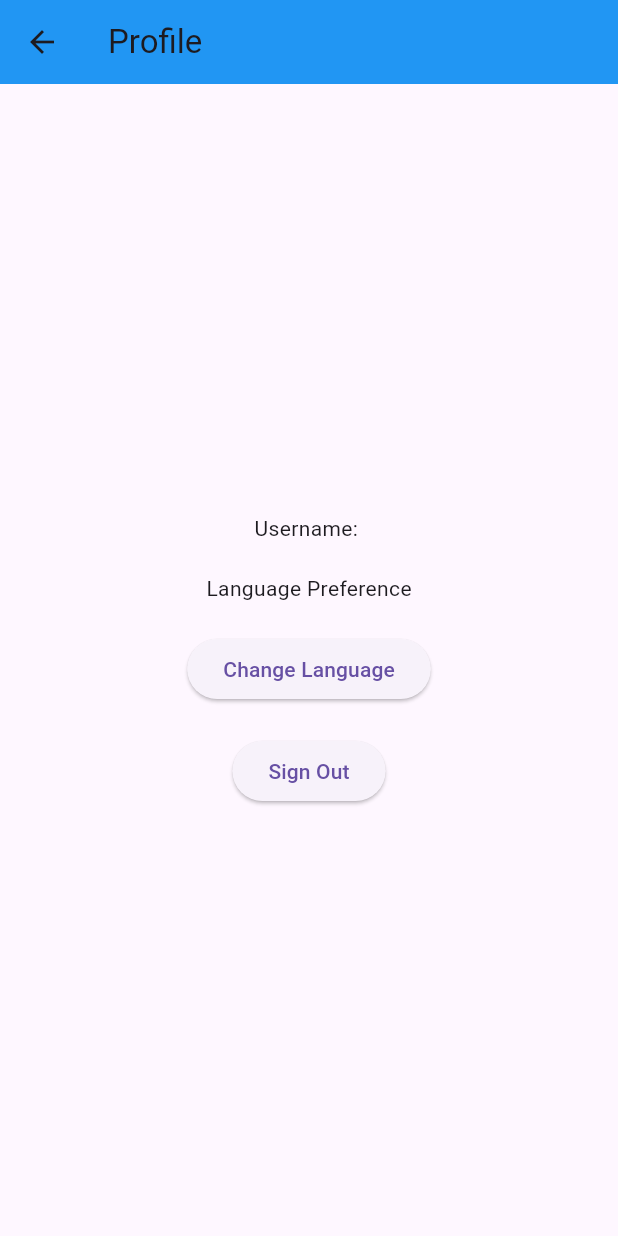
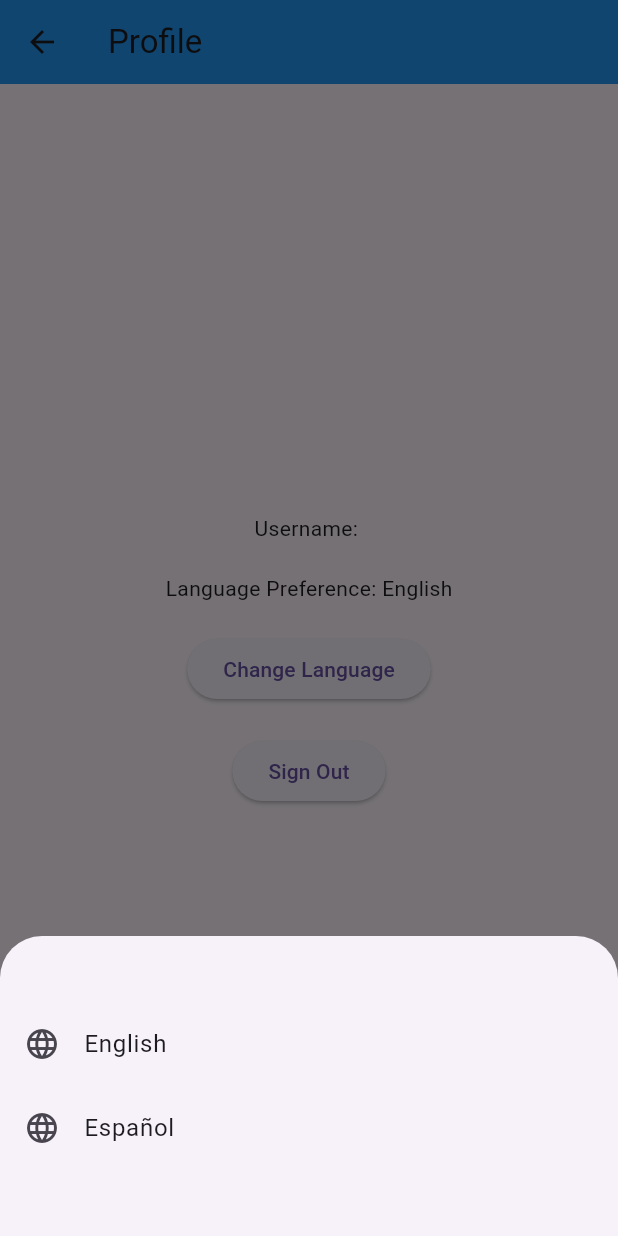
Before and after one commit to Suraj-Prakash-Singh/Book-Buddy, a Flutter app: the ProfilePage screen opened directly, after a tap on "Change Language", on a phone screen of 412 x 824 dp. Run offline on Flutter 3.47's test engine with Material 3 defaults, Android fonts, the phone set to English and light mode, and no system bars; our stand-ins replace shared_preferences; accounts and stored records are empty; generated files the repository leaves out were written again.

```diff
--- /dev/null
+++ b/I10n.yaml
@@ -0,0 +1,3 @@
+arb-dir: lib/l10n
+template-arb-file: app_en.arb
+output-localization-file: app_localizations.dart
--- /dev/null
+++ b/lib/l10n/app_es.arb
@@ -0,0 +1,3 @@
+{
+    "languagePreference": "Español"
+}
--- /dev/null
+++ b/lib/language_provider.dart
@@ -0,0 +1,12 @@
+import 'package:flutter/material.dart';
+
+class LanguageProvider extends ChangeNotifier {
+  Locale _currentLocale = Locale('en', '');
+
+  Locale get currentLocale => _currentLocale;
+
+  void setLocale(Locale locale) {
+    _currentLocale = locale;
+    notifyListeners();
+  }
+}
--- a/lib/main.dart
+++ b/lib/main.dart
@@ -1,20 +1,45 @@
 import 'package:flutter/material.dart';
 import 'package:flutter/services.dart';
-import 'home_page.dart';
+import 'package:flutter_application_1/sign_in_page.dart';
+import 'package:flutter_localizations/flutter_localizations.dart';
+import 'package:flutter_gen/gen_l10n/app_localizations.dart';
+import 'package:provider/provider.dart';
+import 'language_provider.dart';
+
 
 void main() {
-  runApp(const MyApp());
+  runApp(ChangeNotifierProvider(
+      create: (_) => LanguageProvider(),
+      child: const MyApp(),
+    ),);
 }
 
-class MyApp extends StatelessWidget {
+class MyApp extends StatefulWidget {
   const MyApp({super.key});
+
+  @override
+  createState() => _MyAppState();
+}
+
+class _MyAppState extends State<MyApp> {
 
   @override
   Widget build(BuildContext context) {
     SystemChrome.setEnabledSystemUIMode(SystemUiMode.immersiveSticky); //hiding the status bar
-    return const MaterialApp(
+    final languageProvider = Provider.of<LanguageProvider>(context);
+    return MaterialApp(
+      supportedLocales: const [
+        Locale('en',''), // English
+        Locale('es', ''), // Spanish
+      ],
+      locale: languageProvider.currentLocale,
+      localizationsDelegates: const [
+        AppLocalizations.delegate,
+        GlobalMaterialLocalizations.delegate,
+        GlobalWidgetsLocalizations.delegate,
+      ],
       title: 'Sign In Demo',
-      home: HomePage(),
+      home: const SignInPage(),
     );
   }
 }
--- a/lib/profile_page.dart
+++ b/lib/profile_page.dart
@@ -1,6 +1,9 @@
 import 'package:flutter/material.dart';
 import 'package:flutter_application_1/sign_in_page.dart';
+import 'package:flutter_gen/gen_l10n/app_localizations.dart';
 import 'package:shared_preferences/shared_preferences.dart';
+import 'package:provider/provider.dart';
+import 'language_provider.dart';
 
 class ProfilePage extends StatefulWidget {
   const ProfilePage({super.key});
@@ -18,6 +21,10 @@ class _ProfilePageState extends State<ProfilePage> {
     });
   }
 
+  void _changeLanguage(Locale locale, context) {
+    Provider.of<LanguageProvider>(context, listen: false).setLocale(locale);
+  }
+
   @override
   void initState() {
     super.initState();
@@ -26,6 +33,7 @@ class _ProfilePageState extends State<ProfilePage> {
 
   @override
   Widget build(BuildContext context) {
+    final appLocale = AppLocalizations.of(context);
     return Scaffold(
       appBar: AppBar(
         title: const Text('Profile'),
@@ -38,12 +46,41 @@ class _ProfilePageState extends State<ProfilePage> {
             // const Icon(Icons.account_circle),
             Text("Username: $username"), // Display current user's name
             const SizedBox(height: 20),
-            const Text(
-                'Language Preference'), // Display current language preference
+            Text(
+                'Language Preference: ${appLocale?.languagePreference}'), // Display current language preference
             const SizedBox(height: 20),
             ElevatedButton(
               onPressed: () {
                 //change language preference
+                showModalBottomSheet(
+                  context: context,
+                  builder: (BuildContext context) {
+                    return SizedBox(
+                      height: 200,
+                      child: Column(
+                        mainAxisAlignment: MainAxisAlignment.center,
+                        children: [
+                          ListTile(
+                            leading: const Icon(Icons.language),
+                            title: const Text('English'),
+                            onTap: () {
+                              _changeLanguage(const Locale('en', ''), context);
+                              Navigator.pop(context);
+                            },
+                          ),
+                          ListTile(
+                            leading: const Icon(Icons.language),
+                            title: const Text('Español'),
+                            onTap: () {
+                              _changeLanguage(const Locale('es', ''), context);
+                              Navigator.pop(context);
+                            },
+                          ),
+                        ],
+                      ),
+                    );
+                  },
+                );
               },
               child: const Text('Change Language'),
             ),
--- a/pubspec.yaml
+++ b/pubspec.yaml
@@ -30,8 +30,11 @@ environment:
 dependencies:
   flutter:
     sdk: flutter
-
+  flutter_localizations:
+    sdk: flutter
+  intl: any
   shared_preferences: ^2.2.2
+  provider: ^6.0.5
 
 
   # The following adds the Cupertino Icons font to your application.
@@ -59,6 +62,7 @@ flutter:
   # included with your application, so that you can use the icons in
   # the material Icons class.
   uses-material-design: true
+  generate: true
 
   # To add assets to your application, add an assets section, like this:
   # assets:
```
Also changed, not shown: lib/l10n/app_en.arb (added, +8 -0 lines), pubspec.lock.
